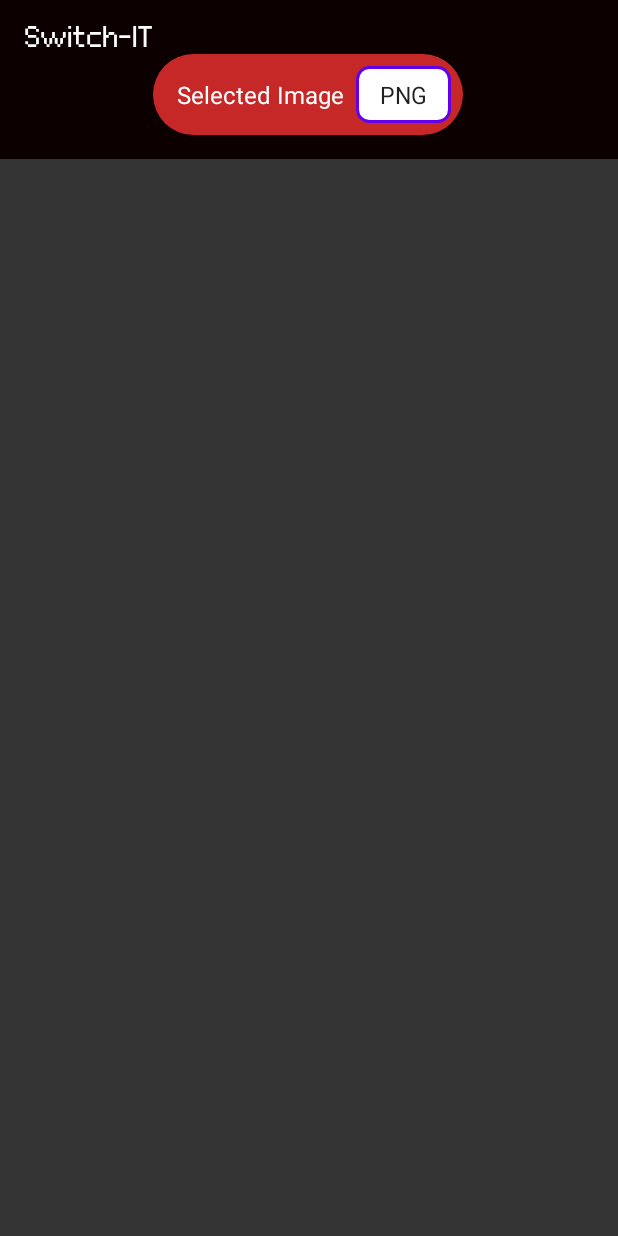
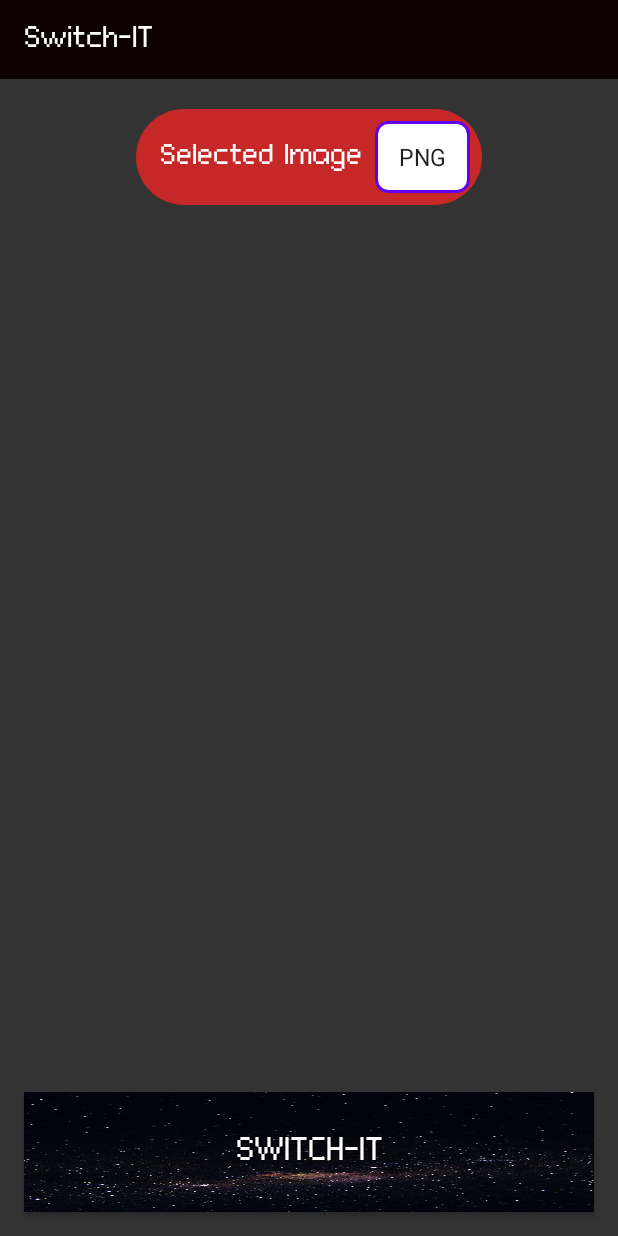
Before and after one commit to Bloodwingv2/Switch-IT, an Android app built with Jetpack Compose: the layout activity_conversion.xml on its own in the app's theme, with its tools: preview values and no code run, on a phone screen of 412 x 824 dp. Run offline under Robolectric (Android 15) with nearby library versions, the phone set to English and light mode, and no system bars.

Commit message:
Conversion functionality added to png

```diff
--- a/app/src/main/res/layout/activity_conversion.xml
+++ b/app/src/main/res/layout/activity_conversion.xml
@@ -21,6 +21,9 @@
             android:textColor="#FFFFFF"
             android:textSize="18sp"
             android:fontFamily="@font/connection" />
+    </LinearLayout>
+
+    <!-- Custom button layout below the toolbar and centered horizontally -->
     <LinearLayout
         android:id="@+id/custom_button_layout"
         android:layout_width="wrap_content"
@@ -29,7 +32,9 @@
         android:background="@drawable/rounded_button"
         android:padding="8dp"
         android:gravity="center_vertical"
-            android:layout_marginTop="20dp">
+        android:layout_marginTop="20dp"
+        android:layout_below="@id/toolbar"
+        android:layout_centerHorizontal="true">
 
         <!-- TextView to show the image name -->
         <TextView
@@ -40,19 +45,33 @@
             android:text="Selected Image"
             android:textColor="#FFFFFF"
             android:padding="8dp"
-                android:textSize="16sp"
+            android:textSize="17sp"
             android:maxLines="1"
-                android:ellipsize="end"/>
+            android:ellipsize="end"
+            android:fontFamily="@font/connection"/>
 
         <!-- Spinner to select conversion format -->
         <Spinner
             android:id="@+id/spinner_format"
             android:layout_width="wrap_content"
-                android:layout_height="wrap_content"
+            android:layout_height="48dp"
             android:entries="@array/conversion_formats"
             android:background="@drawable/spinner_background"
             android:padding="8dp"
-                android:layout_gravity="end"/>
+            android:layout_gravity="end"
+            android:fontFamily="@font/connection"/>
     </LinearLayout>
-    </LinearLayout>
+
+    <!-- Convert button aligned to the bottom -->
+    <Button
+        android:id="@+id/btn_convert"
+        android:layout_width="match_parent"
+        android:layout_height="80dp"
+        android:layout_alignParentBottom="true"
+        android:layout_margin="16dp"
+        android:text="Switch-IT"
+        android:textSize="20sp"
+        android:background="@drawable/space"
+        android:textColor="#FFFFFF"
+        android:fontFamily="@font/connection"/>
 </RelativeLayout>
```
Also changed, not shown: app/src/main/java/com/example/switch_it/MainActivity.kt (+58 -14 lines), app/src/main/java/com/example/switch_it/ui/theme/ConversionActivity.kt (+116 -16 lines). Lines whose indentation alone changed are shown as unchanged.
